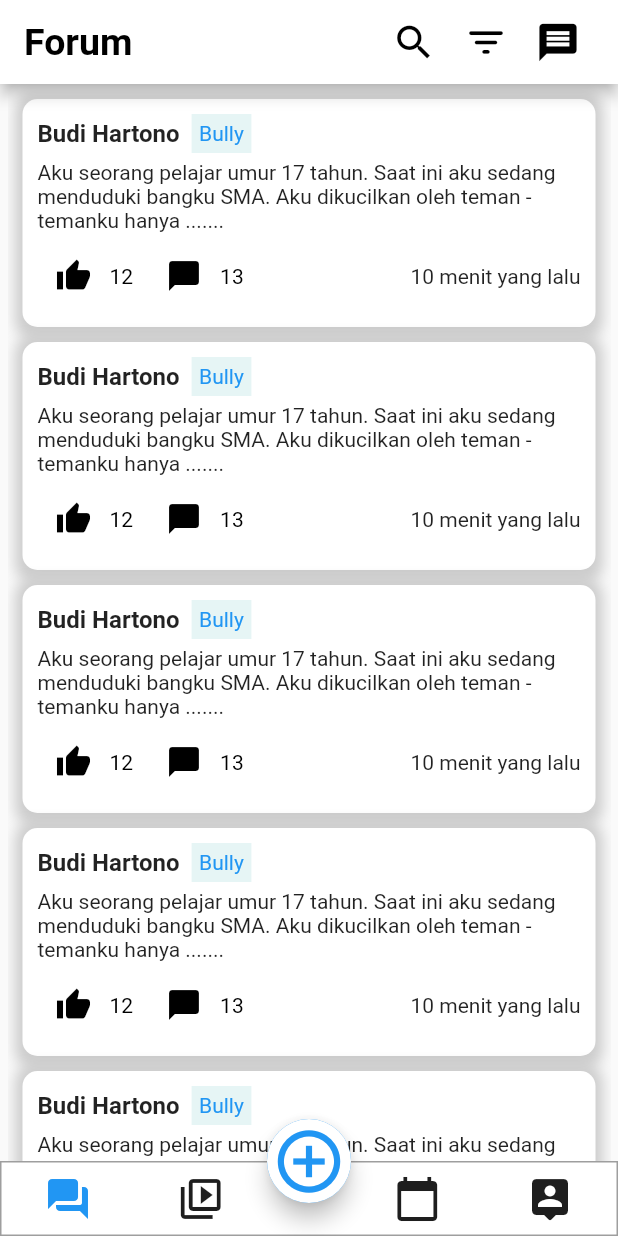
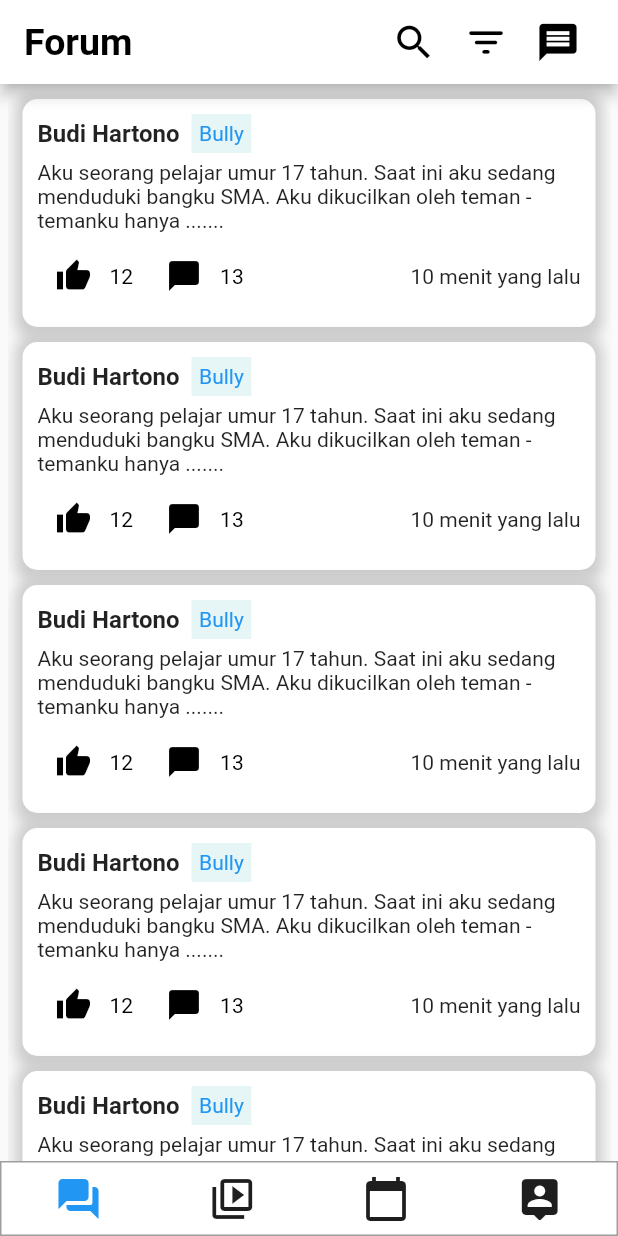
Before and after one commit to rozinhilmi/sociable, a Flutter app: the screen it shows after launch, after a tap on "Masuk", on a phone screen of 412 x 824 dp. Run offline on Flutter 3.47's test engine with Material 2 defaults, Android fonts, the light colour scheme and no system bars.

Commit message:
Update MainPage.dart

```diff
--- a/lib/MainPage.dart
+++ b/lib/MainPage.dart
@@ -72,26 +72,6 @@ class _MainPageState extends State<MainPage> {
     return MaterialApp(
       debugShowCheckedModeBanner: false,
       home: Scaffold(
-          floatingActionButtonLocation: FloatingActionButtonLocation.centerDocked,
-          floatingActionButton: FloatingActionButton(
-            onPressed: (){
-              Navigator.of(context).push(MaterialPageRoute(builder: (context){
-                  return AddNewForumPage();
-                  }
-                )
-              );
-            },
-            child: Container(
-                child: Icon(Icons.add_circle_outline,size: 50,color: Colors.blue,),
-                width: 150,
-                height: 150,
-                decoration: BoxDecoration(
-
-                  borderRadius: BorderRadius.circular(40),
-                  color: Colors.white
-                ),
-            ),
-          ),
         bottomNavigationBar: Container(
           width: double.infinity,
           height: 50,
@@ -129,11 +109,6 @@ class _MainPageState extends State<MainPage> {
                       color: widget.page2Style,
                   )
               ),
-              Container(
-                width: 15,
-                height: 45,
-
-              ),
               IconButton(
                   onPressed: (){
                     setState(() {
```
